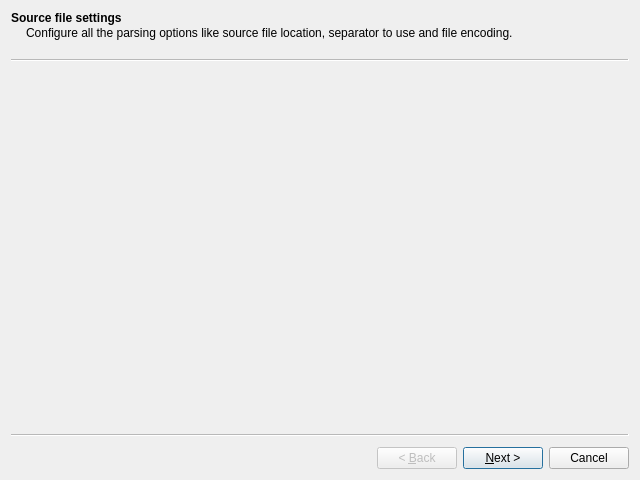
Old version of the form library/tulip-gui/designer/CSVImportWizard.ui in the repository vadivelselvaraj/TulipGLImprovement.
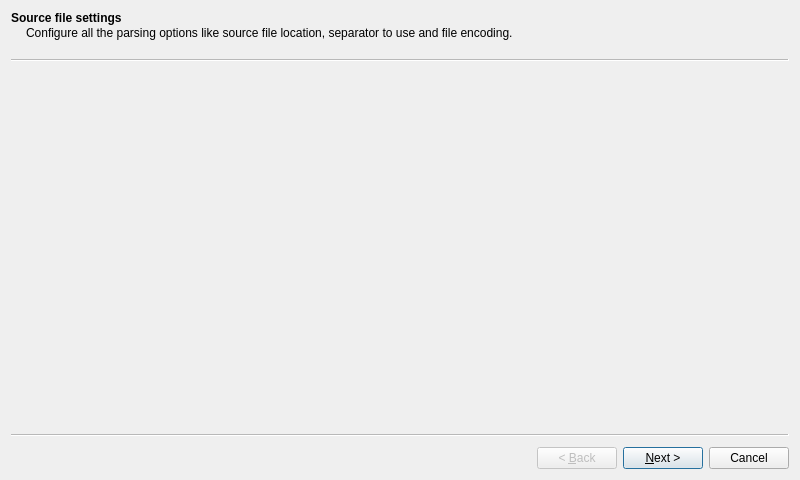
New version of the form. Custom widgets are drawn as their Qt base class.

The edit to the form file:
```diff
--- a/library/tulip-gui/designer/CSVImportWizard.ui
+++ b/library/tulip-gui/designer/CSVImportWizard.ui
@@ -6,7 +6,7 @@
    <rect>
     <x>0</x>
     <y>0</y>
-    <width>640</width>
+    <width>800</width>
     <height>480</height>
    </rect>
   </property>
```
Left out of the diff: 4 changed lines with no effect on the pictures.
